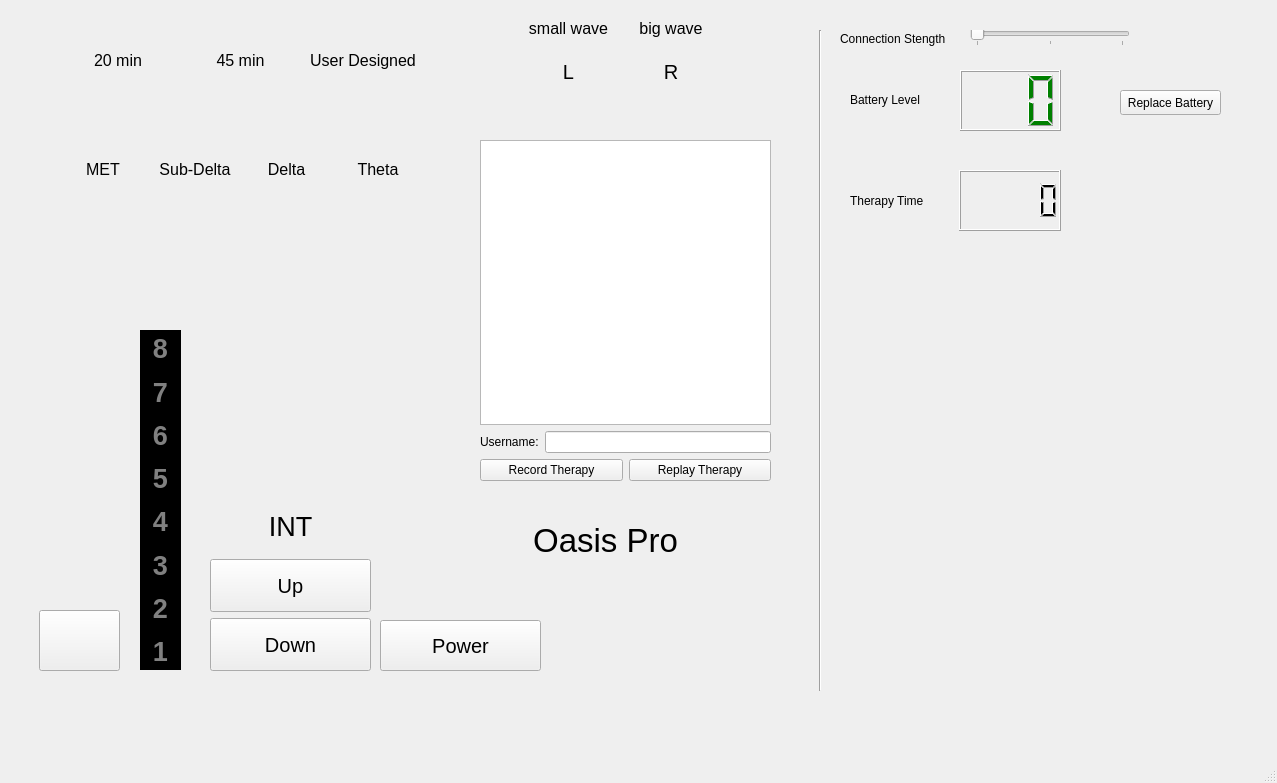
First picture: the form in mainwindow.ui, repository PeterKBailey/Oasis-Pro-Simulator, before the edit.
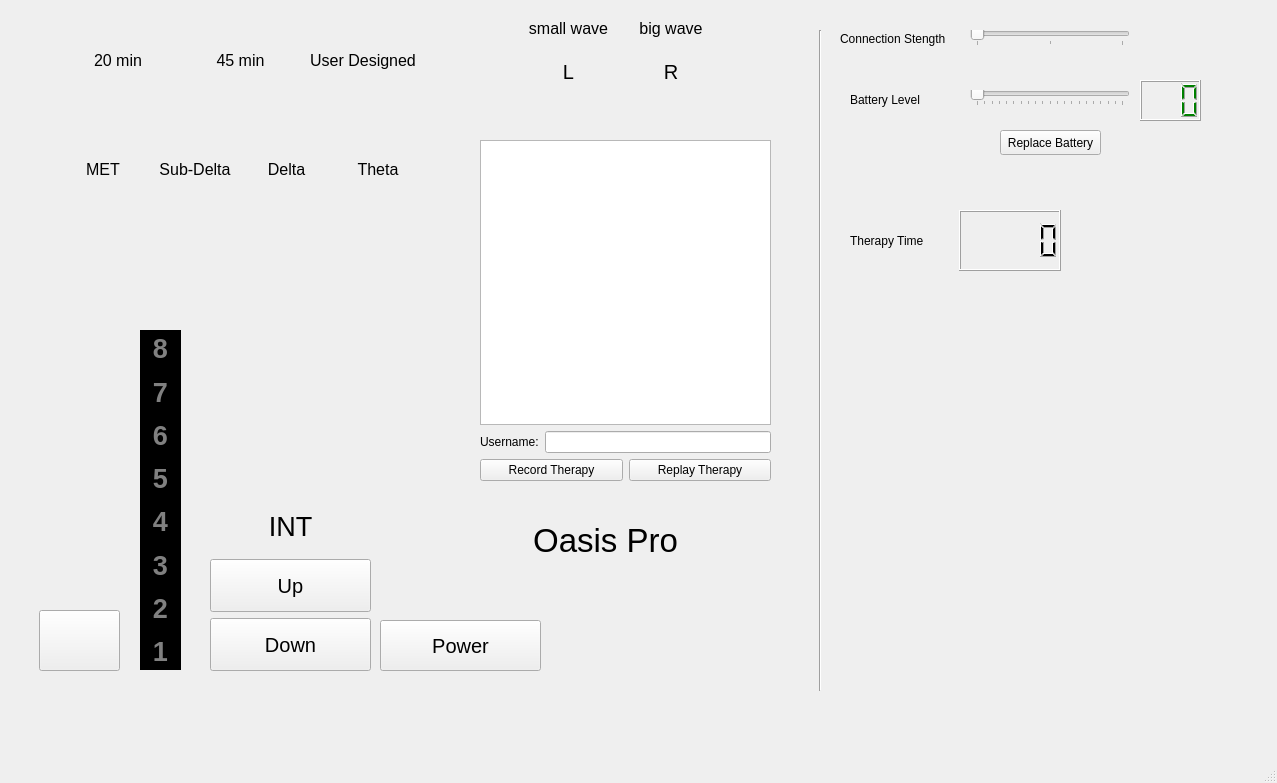
Second picture: the form after the edit.

The edit to the form file:
```diff
--- a/mainwindow.ui
+++ b/mainwindow.ui
@@ -113,10 +113,10 @@
    <widget class="QLCDNumber" name="batteryDisplay">
     <property name="geometry">
      <rect>
-      <x>960</x>
-      <y>70</y>
-      <width>101</width>
-      <height>61</height>
+      <x>1140</x>
+      <y>80</y>
+      <width>61</width>
+      <height>41</height>
      </rect>
     </property>
     <property name="font">
@@ -358,8 +358,8 @@
    <widget class="QPushButton" name="replaceBatteryButton">
     <property name="geometry">
      <rect>
-      <x>1120</x>
-      <y>90</y>
+      <x>1000</x>
+      <y>130</y>
       <width>101</width>
       <height>25</height>
      </rect>
@@ -702,7 +702,7 @@
     <property name="geometry">
      <rect>
       <x>850</x>
-      <y>170</y>
+      <y>210</y>
       <width>211</width>
       <height>61</height>
      </rect>
@@ -720,6 +720,31 @@
      </item>
     </layout>
    </widget>
+   <widget class="QSlider" name="batteryLevelSlider">
+    <property name="geometry">
+     <rect>
+      <x>970</x>
+      <y>90</y>
+      <width>160</width>
+      <height>16</height>
+     </rect>
+    </property>
+    <property name="maximum">
+     <number>100</number>
+    </property>
+    <property name="pageStep">
+     <number>5</number>
+    </property>
+    <property name="value">
+     <number>0</number>
+    </property>
+    <property name="orientation">
+     <enum>Qt::Horizontal</enum>
+    </property>
+    <property name="tickPosition">
+     <enum>QSlider::TicksBelow</enum>
+    </property>
+   </widget>
   </widget>
   <widget class="QMenuBar" name="menubar">
    <property name="geometry">
```
